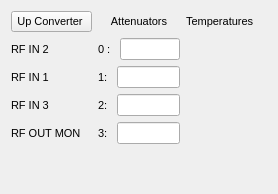
The window that new_look/up_converter.ui (cristinasewell/ATCA_PyDM_Screens) describes before a commit, drawn with Qt 5.
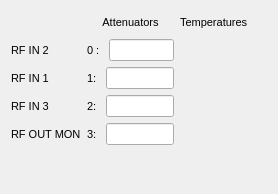
The same window after the commit. Custom widgets are drawn as their Qt base class.

```diff
--- a/new_look/up_converter.ui
+++ b/new_look/up_converter.ui
@@ -268,33 +268,6 @@
        </property>
       </widget>
      </item>
-     <item row="0" column="0">
-      <widget class="PyDMRelatedDisplayButton" name="PyDMRelatedDisplayButton_2">
-       <property name="sizePolicy">
-        <sizepolicy hsizetype="Minimum" vsizetype="Fixed">
-         <horstretch>1</horstretch>
-         <verstretch>1</verstretch>
-        </sizepolicy>
-       </property>
-       <property name="toolTip">
-        <string/>
-       </property>
-       <property name="styleSheet">
-        <string notr="true"/>
-       </property>
-       <property name="text">
-        <string>Up Converter </string>
-       </property>
-       <property name="filenames" stdset="0">
-        <stringlist>
-         <string>up_converter_picture.ui</string>
-        </stringlist>
-       </property>
-       <property name="openInNewWindow" stdset="0">
-        <bool>true</bool>
-       </property>
-      </widget>
-     </item>
      <item row="2" column="1">
       <layout class="QHBoxLayout" name="horizontalLayout_7">
        <item>
@@ -457,11 +430,6 @@
    <extends>QLineEdit</extends>
    <header>pydm.widgets.line_edit</header>
   </customwidget>
-  <customwidget>
-   <class>PyDMRelatedDisplayButton</class>
-   <extends>QPushButton</extends>
-   <header>pydm.widgets.related_display_button</header>
-  </customwidget>
  </customwidgets>
  <resources/>
  <connections/>
```
